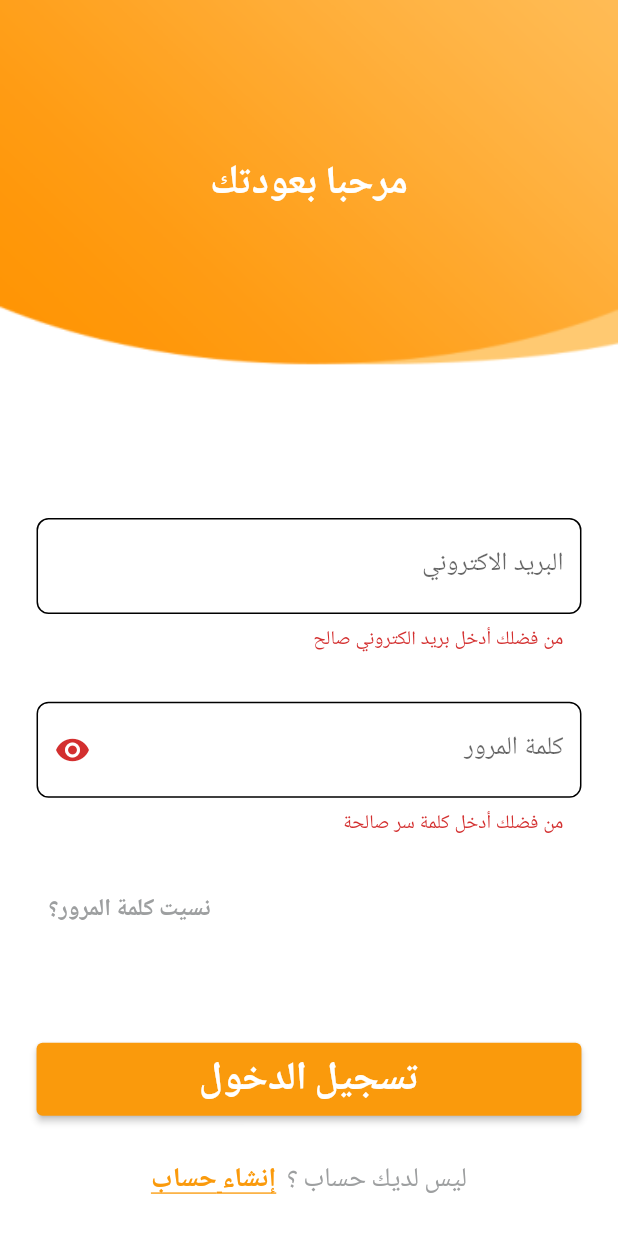
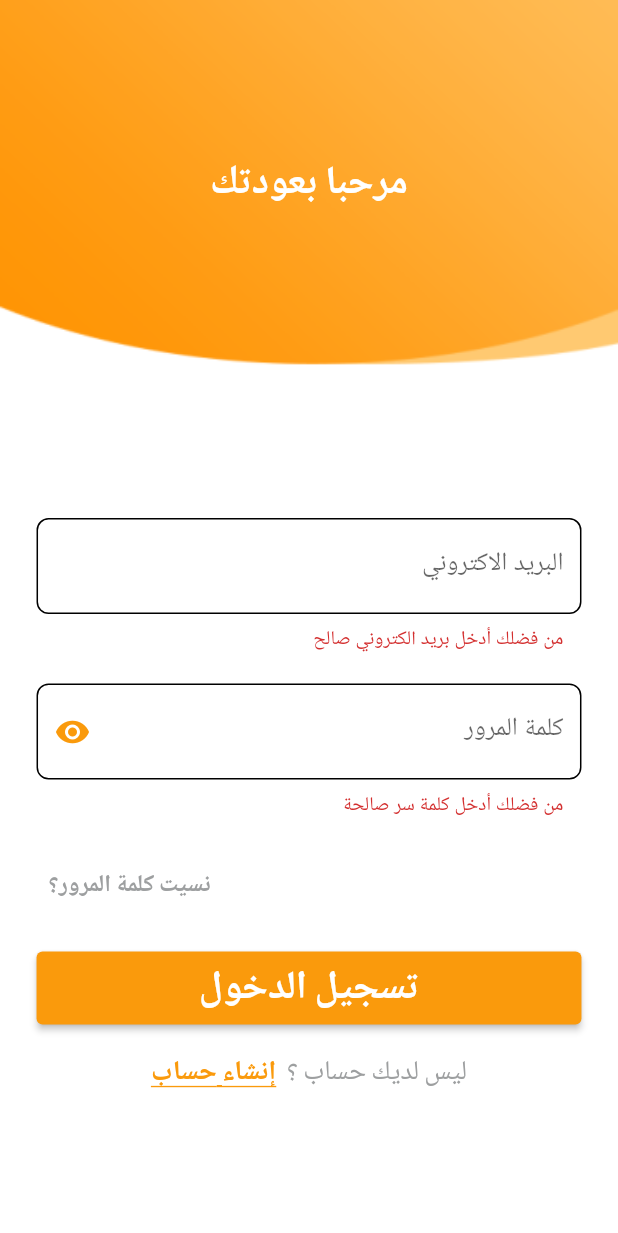
Before and after one commit to Ibrahimfathi96/Chef-Application, a Flutter app: the screen it shows after launch, after a tap on "تسجيل الدخول", on a phone screen of 412 x 824 dp. Shown: the top 1233 px of the screen. Run offline on Flutter 3.47's test engine with Material 2 defaults, Android fonts, the phone set to English and light mode, and no system bars; our stand-ins replace dio, flutter_bloc, flutter_screenutil, get_it, google_fonts, shared_preferences; project files that could hold a hidden picture were left out.

Commit message:
[FEATURE] retouch Login Screen UI

```diff
--- a/lib/core/themes/app_theme.dart
+++ b/lib/core/themes/app_theme.dart
@@ -27,6 +27,9 @@ ThemeData getAppTheme() {
     ),
     //Text Field
     inputDecorationTheme: InputDecorationTheme(
+      border: OutlineInputBorder(
+        borderRadius: BorderRadius.circular(8),
+      ),
       enabledBorder: OutlineInputBorder(
         borderRadius: BorderRadius.circular(8),
       ),
--- a/lib/core/widgets/custom_text_form_field.dart
+++ b/lib/core/widgets/custom_text_form_field.dart
@@ -32,7 +32,10 @@ class CustomTextFormField extends StatelessWidget {
         labelText: labelText,
         suffixIcon: IconButton(
           onPressed: onSuffixPress,
-          icon: Icon(icon),
+          icon: Icon(
+            icon,
+            color: AppColors.primaryColor,
+          ),
         ),
       ),
     );
--- a/lib/features/auth/presentation/screens/login_screen.dart
+++ b/lib/features/auth/presentation/screens/login_screen.dart
@@ -69,7 +69,7 @@ class LoginScreen extends StatelessWidget {
                             },
                           ),
                           SizedBox(
-                            height: 32.h,
+                            height: 20.h,
                           ),
                           //! Password TextFormField
                           CustomTextFormField(
@@ -94,7 +94,7 @@ class LoginScreen extends StatelessWidget {
                             },
                           ),
                           SizedBox(
-                            height: 24.h,
+                            height: 20.h,
                           ),
                           BlocConsumer<GlobalCubit, GlobalState>(
                             listener: (context, state) {},
@@ -123,7 +123,7 @@ class LoginScreen extends StatelessWidget {
                           ),
 
                           SizedBox(
-                            height: 64.h,
+                            height: 20.h,
                           ),
                           CustomButton(
                             onPressed: () {
@@ -131,13 +131,13 @@ class LoginScreen extends StatelessWidget {
                                   .loginKey
                                   .currentState!
                                   .validate()) {
-                                print("login");
+                                debugPrint("login");
                               }
                             },
                             text: AppStrings.signIn.tr(context),
                           ),
                           SizedBox(
-                            height: 30.h,
+                            height: 20.h,
                           ),
                           Row(
                             mainAxisAlignment: MainAxisAlignment.center,
```
